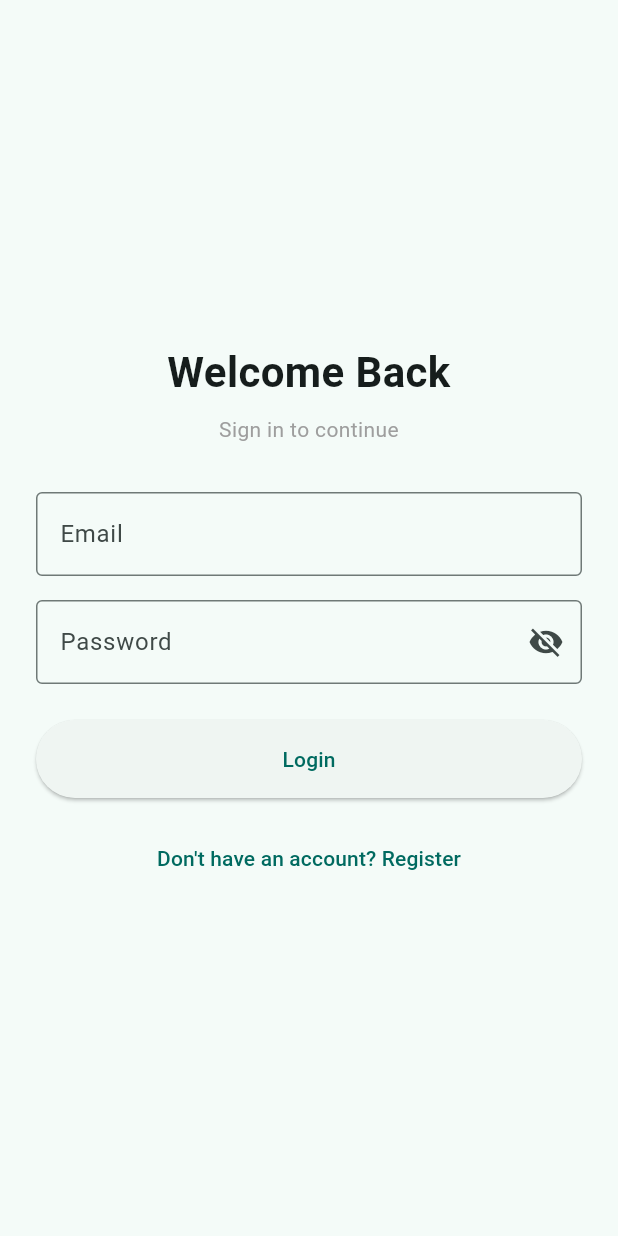
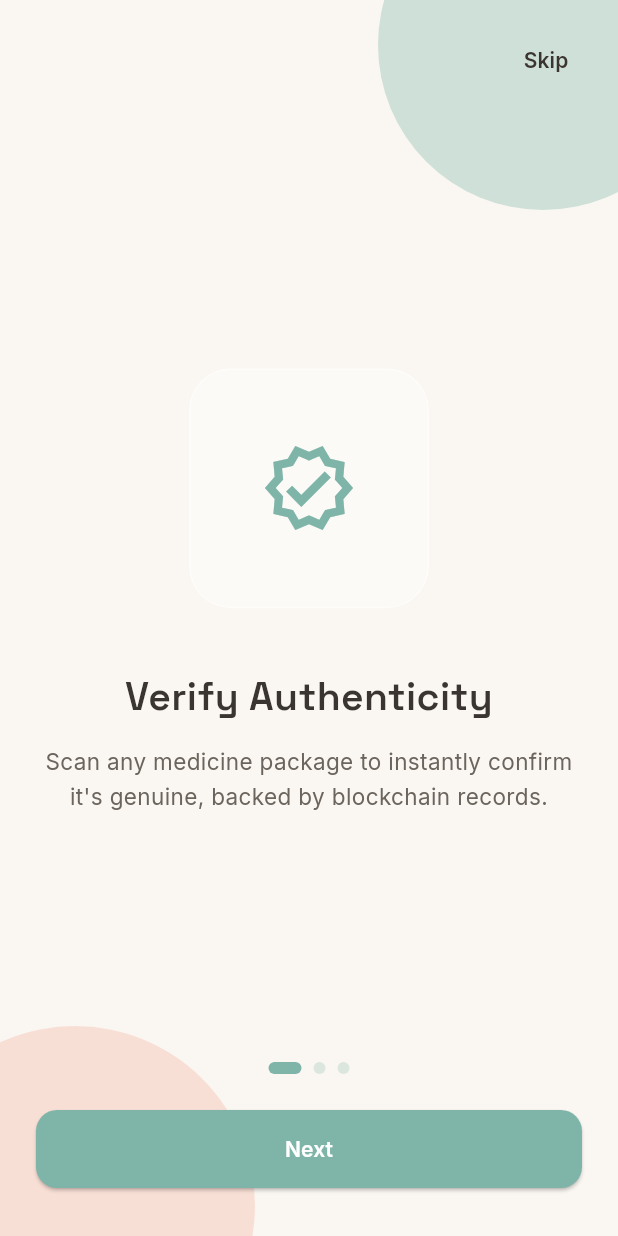
Before and after one commit to HusainMamoojee/pharma-chain, a Flutter app: the screen it shows after launch, on a phone screen of 412 x 824 dp. Run offline on Flutter 3.47's test engine with Material 3 defaults, Android fonts, the light colour scheme and no system bars; our stand-ins replace go_router, google_fonts.

Commit message:
Add onboarding and  plash selection screen

```diff
--- a/lib/core/router/app_router.dart
+++ b/lib/core/router/app_router.dart
@@ -2,15 +2,34 @@ import 'package:go_router/go_router.dart';
 import '../../features/splash/splash_screen.dart';
 import '../../features/auth/login_screen.dart';
 import '../../features/auth/registration_screen.dart';
+import '../../features/onboarding/onboarding_screen.dart';
+import '../../features/selection/splash_selection_screen.dart';
+
 
 final GoRouter appRouter = GoRouter(
   initialLocation: '/',
   routes: [
     GoRoute(
+      path: '/onboarding',
+      name: 'onboarding',
+      builder: (context, state) => const OnboardingScreen(),
+    ),
+    GoRoute(
       path: '/',
       name: 'splash',
       builder: (context, state) => const SplashScreen(),
     ),
+    GoRoute(
+      path: '/splash-selection',
+      name: 'splashSelection',
+      builder: (context, state) => const SplashSelectionScreen(),
+    ),
+    GoRoute(
+  path: '/staff-login',
+  name: 'staffLogin',
+  builder: (context, state) => const LoginScreen(), // placeholder — see note below
+),
+
     GoRoute(
       path: '/login',
       name: 'login',
--- /dev/null
+++ b/lib/core/theme/app_colors.dart
@@ -0,0 +1,18 @@
+import 'package:flutter/material.dart';
+
+class AppColors {
+  AppColors._();
+
+  // Figma design system colors
+  static const Color primary = Color(0xFF7FB5A8);   // sage teal
+  static const Color secondary = Color(0xFFFAF7F2);  // warm cream
+  static const Color tertiary = Color(0xFFF4A896);   // coral/salmon
+  static const Color neutral = Color(0xFF3A3530);    // dark warm gray
+
+  // Derived shades for states/text
+  static const Color background = secondary;
+  static const Color surface = Color(0xFFFFFFFF);
+  static const Color textPrimary = neutral;
+  static const Color textSecondary = Color(0xFF6B655D);
+  static const Color danger = Color(0xFFC0392B);
+}
--- /dev/null
+++ b/lib/core/theme/app_text_styles.dart
@@ -0,0 +1,25 @@
+import 'package:flutter/material.dart';
+import 'package:google_fonts/google_fonts.dart';
+import 'app_colors.dart';
+
+class AppTextStyles {
+  AppTextStyles._();
+
+  static TextStyle headline = GoogleFonts.spaceGrotesk(
+    fontSize: 26,
+    fontWeight: FontWeight.w600,
+    color: AppColors.textPrimary,
+  );
+
+  static TextStyle body = GoogleFonts.inter(
+    fontSize: 15,
+    color: AppColors.textPrimary,
+    height: 1.5,
+  );
+
+  static TextStyle label = GoogleFonts.inter(
+    fontSize: 14,
+    fontWeight: FontWeight.w600,
+    color: AppColors.textPrimary,
+  );
+}
--- /dev/null
+++ b/lib/features/onboarding/onboarding_screen.dart
@@ -0,0 +1,208 @@
+import 'dart:ui';
+import 'package:flutter/material.dart';
+import 'package:go_router/go_router.dart';
+import '../../core/theme/app_colors.dart';
+import '../../core/theme/app_text_styles.dart';
+
+class OnboardingSlide {
+  final IconData icon;
+  final String title;
+  final String description;
+
+  const OnboardingSlide({
+    required this.icon,
+    required this.title,
+    required this.description,
+  });
+}
+
+class OnboardingScreen extends StatefulWidget {
+  const OnboardingScreen({super.key});
+
+  @override
+  State<OnboardingScreen> createState() => _OnboardingScreenState();
+}
+
+class _OnboardingScreenState extends State<OnboardingScreen> {
+  final PageController _pageController = PageController();
+  int _currentPage = 0;
+
+  final List<OnboardingSlide> _slides = const [
+    OnboardingSlide(
+      icon: Icons.verified_outlined,
+      title: 'Verify Authenticity',
+      description:
+          'Scan any medicine package to instantly confirm it\'s genuine, backed by blockchain records.',
+    ),
+    OnboardingSlide(
+      icon: Icons.route_outlined,
+      title: 'Track the Supply Chain',
+      description:
+          'Follow every step your medicine took — from manufacturer to pharmacy — in one transparent timeline.',
+    ),
+    OnboardingSlide(
+      icon: Icons.shield_outlined,
+      title: 'Report Counterfeits',
+      description:
+          'If something doesn\'t check out, flag it instantly and help protect your community.',
+    ),
+  ];
+
+  @override
+  void dispose() {
+    _pageController.dispose();
+    super.dispose();
+  }
+
+  void _next() {
+    if (_currentPage < _slides.length - 1) {
+      _pageController.nextPage(
+        duration: const Duration(milliseconds: 350),
+        curve: Curves.easeOut,
+      );
+    } else {
+      _goToSelection();
+    }
+  }
+
+  void _goToSelection() {
+    context.go('/splash-selection');
+  }
+
+  @override
+  Widget build(BuildContext context) {
+    return Scaffold(
+      backgroundColor: AppColors.background,
+      body: Stack(
+        children: [
+          // Soft decorative background blobs for the glassmorphism feel
+          Positioned(
+            top: -80,
+            right: -60,
+            child: _blurCircle(AppColors.primary.withOpacity(0.35), 220),
+          ),
+          Positioned(
+            bottom: -100,
+            left: -70,
+            child: _blurCircle(AppColors.tertiary.withOpacity(0.30), 240),
+          ),
+
+          SafeArea(
+            child: Column(
+              children: [
+                Align(
+                  alignment: Alignment.topRight,
+                  child: Padding(
+                    padding: const EdgeInsets.all(16.0),
+                    child: TextButton(
+                      onPressed: _goToSelection,
+                      child: Text('Skip', style: AppTextStyles.label),
+                    ),
+                  ),
+                ),
+                Expanded(
+                  child: PageView.builder(
+                    controller: _pageController,
+                    itemCount: _slides.length,
+                    onPageChanged: (index) => setState(() => _currentPage = index),
+                    itemBuilder: (context, index) => _buildSlide(_slides[index]),
+                  ),
+                ),
+                _buildDots(),
+                const SizedBox(height: 24),
+                Padding(
+                  padding: const EdgeInsets.symmetric(horizontal: 24.0),
+                  child: SizedBox(
+                    width: double.infinity,
+                    child: ElevatedButton(
+                      onPressed: _next,
+                      style: ElevatedButton.styleFrom(
+                        backgroundColor: AppColors.primary,
+                        foregroundColor: Colors.white,
+                        padding: const EdgeInsets.symmetric(vertical: 16),
+                        shape: RoundedRectangleBorder(
+                          borderRadius: BorderRadius.circular(14),
+                        ),
+                      ),
+                      child: Text(
+                        _currentPage == _slides.length - 1 ? 'Get Started' : 'Next',
+                        style: AppTextStyles.label.copyWith(color: Colors.white),
+                      ),
+                    ),
+                  ),
+                ),
+                const SizedBox(height: 32),
+              ],
+            ),
+          ),
+        ],
+      ),
+    );
+  }
+
+  Widget _blurCircle(Color color, double size) {
+    return Container(
+      width: size,
+      height: size,
+      decoration: BoxDecoration(shape: BoxShape.circle, color: color),
+    );
+  }
+
+  Widget _buildSlide(OnboardingSlide slide) {
+    return Padding(
+      padding: const EdgeInsets.symmetric(horizontal: 28.0),
+      child: Column(
+        mainAxisAlignment: MainAxisAlignment.center,
+        children: [
+          ClipRRect(
+            borderRadius: BorderRadius.circular(28),
+            child: BackdropFilter(
+              filter: ImageFilter.blur(sigmaX: 16, sigmaY: 16),
+              child: Container(
+                width: 160,
+                height: 160,
+                decoration: BoxDecoration(
+                  color: Colors.white.withOpacity(0.35),
+                  borderRadius: BorderRadius.circular(28),
+                  border: Border.all(color: Colors.white.withOpacity(0.5)),
+                ),
+                child: Icon(slide.icon, size: 64, color: AppColors.primary),
+              ),
+            ),
+          ),
+          const SizedBox(height: 40),
+          Text(
+            slide.title,
+            style: AppTextStyles.headline,
+            textAlign: TextAlign.center,
+          ),
+          const SizedBox(height: 14),
+          Text(
+            slide.description,
+            style: AppTextStyles.body.copyWith(color: AppColors.textSecondary),
+            textAlign: TextAlign.center,
+          ),
+        ],
+      ),
+    );
+  }
+
+  Widget _buildDots() {
+    return Row(
+      mainAxisAlignment: MainAxisAlignment.center,
+      children: List.generate(
+        _slides.length,
+        (index) => AnimatedContainer(
+          duration: const Duration(milliseconds: 250),
+          margin: const EdgeInsets.symmetric(horizontal: 4),
+          width: _currentPage == index ? 22 : 8,
+          height: 8,
+          decoration: BoxDecoration(
+            color: _currentPage == index ? AppColors.primary : AppColors.primary.withOpacity(0.25),
+            borderRadius: BorderRadius.circular(4),
+          ),
+        ),
+      ),
+    );
+  }
+}
--- a/lib/features/splash/splash_screen.dart
+++ b/lib/features/splash/splash_screen.dart
@@ -19,7 +19,7 @@ class _SplashScreenState extends State<SplashScreen> {
   Future<void> _navigateToLogin() async {
     await Future.delayed(const Duration(seconds: 2));
     if (!mounted) return;
-    context.go('/login'); // Navigate to the login screen after the splash duration
+    context.go('/onboarding'); // Navigate to the onboarding screen after the splash duration
   }
 
   @override
--- a/pubspec.yaml
+++ b/pubspec.yaml
@@ -35,6 +35,7 @@ dependencies:
   # Use with the CupertinoIcons class for iOS style icons.
   cupertino_icons: ^1.0.8
   go_router: ^18.0.1
+  google_fonts: ^8.2.1
 
 dev_dependencies:
   flutter_test:
```
Also changed, not shown: lib/features/selection/splash_selection_screen.dart (added, +145 -0 lines), pubspec.lock.
